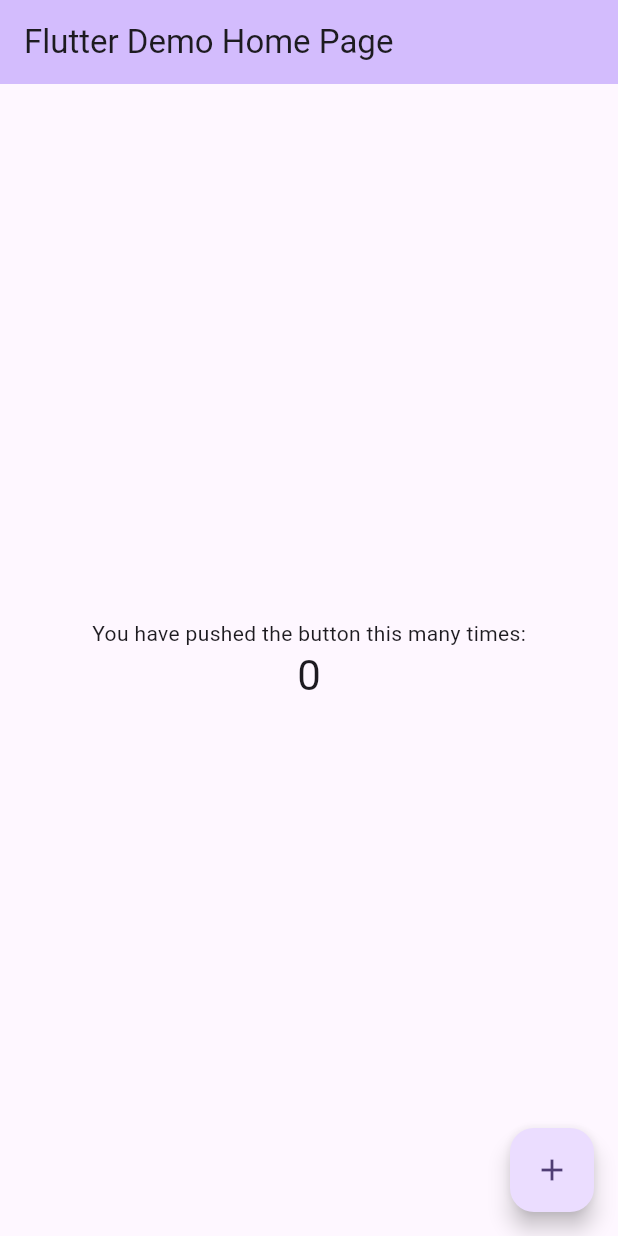
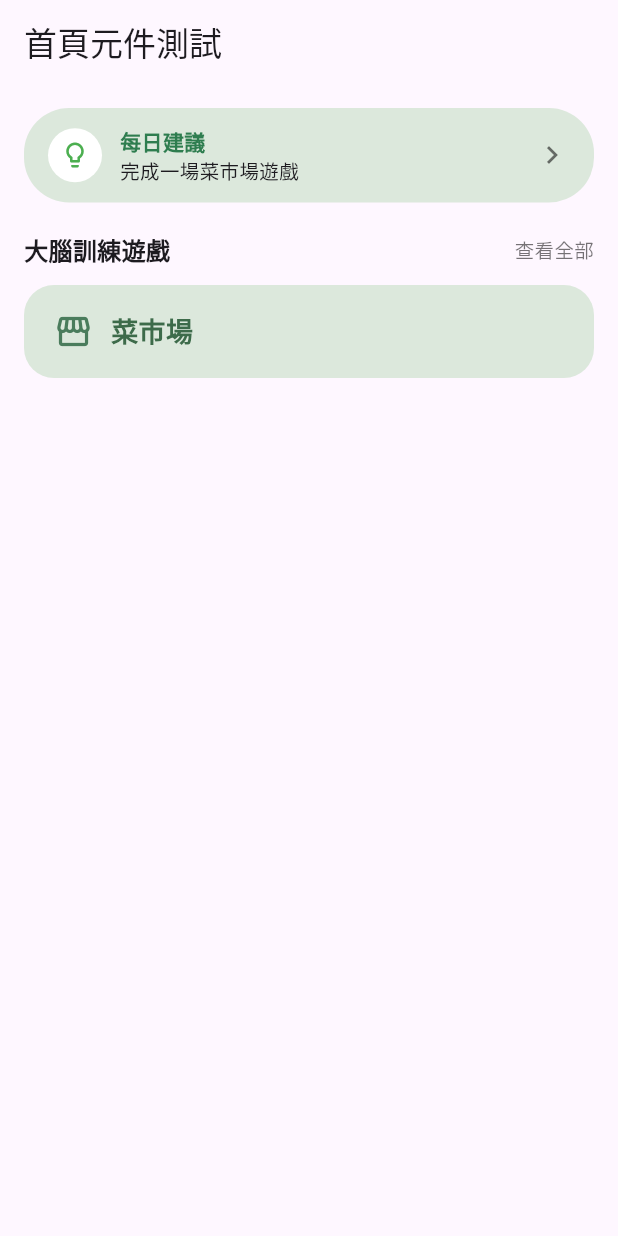
Before and after one commit to LightMemory-Team/LightMemory-frontend, a Flutter app: the screen it shows after launch, on a phone screen of 412 x 824 dp. Run offline on Flutter 3.47's test engine with Material 3 defaults, Android fonts, the phone set to English and light mode, and no system bars.

Commit message:
新增首頁：每日建議卡片、遊戲卡片元件與測試頁面

```diff
--- /dev/null
+++ b/lib/features/home/pages/home_page_test.dart
@@ -0,0 +1,42 @@
+import 'package:flutter/material.dart';
+import '../widgets/daily_suggestion_card.dart';
+import '../widgets/game_card.dart';
+
+class HomePageTest extends StatelessWidget {
+  const HomePageTest({super.key});
+
+  @override
+  Widget build(BuildContext context) {
+    final suggestion = DailySuggestion(
+      text: '完成一場菜市場遊戲',
+      actionRoute: 'game_market_sort',
+    );
+    final game = Game(id: 'market_sort', title: '菜市場');
+
+    return Scaffold(
+      appBar: AppBar(title: const Text('首頁元件測試')),
+      body: Padding(
+        padding: const EdgeInsets.all(16),
+        child: Column(
+          crossAxisAlignment: CrossAxisAlignment.start,
+          children: [
+            DailySuggestionCard(suggestion: suggestion),
+            const SizedBox(height: 20),
+            Row(
+              mainAxisAlignment: MainAxisAlignment.spaceBetween,
+              children: const [
+                Text(
+                  '大腦訓練遊戲',
+                  style: TextStyle(fontSize: 16, fontWeight: FontWeight.bold),
+                ),
+                Text('查看全部', style: TextStyle(fontSize: 13, color: Colors.black54)),
+              ],
+            ),
+            const SizedBox(height: 12),
+            GameCard(game: game),
+          ],
+        ),
+      ),
+    );
+  }
+}
--- /dev/null
+++ b/lib/features/home/widgets/daily_suggestion_card.dart
@@ -0,0 +1,76 @@
+import 'package:flutter/material.dart';
+
+class DailySuggestion {
+  final String text;
+  final String actionRoute;
+
+  DailySuggestion({
+    required this.text,
+    required this.actionRoute,
+  });
+}
+
+class DailySuggestionCard extends StatefulWidget {
+  final DailySuggestion suggestion;
+
+  const DailySuggestionCard({super.key, required this.suggestion});
+
+  @override
+  State<DailySuggestionCard> createState() => _DailySuggestionCardState();
+}
+
+class _DailySuggestionCardState extends State<DailySuggestionCard> {
+  bool _isPressed = false;
+
+  @override
+  Widget build(BuildContext context) {
+    return GestureDetector(
+      onTapDown: (_) => setState(() => _isPressed = true),
+      onTapUp: (_) => setState(() => _isPressed = false),
+      onTapCancel: () => setState(() => _isPressed = false),
+      onTap: () {
+        // TODO: 導頁
+      },
+      child: AnimatedContainer(
+        duration: const Duration(milliseconds: 100),
+        padding: const EdgeInsets.symmetric(horizontal: 16, vertical: 12),
+        decoration: BoxDecoration(
+          color: _isPressed
+              ? const Color(0xFFC3D8C5)
+              : const Color(0xFFDCE8DC),
+          borderRadius: BorderRadius.circular(30),
+        ),
+        child: Row(
+          children: [
+            Container(
+              padding: const EdgeInsets.all(8),
+              decoration: const BoxDecoration(
+                color: Colors.white,
+                shape: BoxShape.circle,
+              ),
+              child: const Icon(Icons.lightbulb_outline, color: Colors.green, size: 20),
+            ),
+            const SizedBox(width: 12),
+            Expanded(
+              child: Column(
+                crossAxisAlignment: CrossAxisAlignment.start,
+                children: [
+                  const Text(
+                    '每日建議',
+                    style: TextStyle(
+                      fontWeight: FontWeight.bold,
+                      fontSize: 14,
+                      color: Color(0xFF2E7D4F),
+                    ),
+                  ),
+                  Text(widget.suggestion.text, style: const TextStyle(fontSize: 13)),
+                ],
+              ),
+            ),
+            const Icon(Icons.chevron_right, color: Colors.black54),
+          ],
+        ),
+      ),
+    );
+  }
+}
--- /dev/null
+++ b/lib/features/home/widgets/game_card.dart
@@ -0,0 +1,61 @@
+import 'package:flutter/material.dart';
+
+class Game {
+  final String id;
+  final String title;
+
+  Game({
+    required this.id,
+    required this.title,
+  });
+}
+
+class GameCard extends StatefulWidget {
+  final Game game;
+
+  const GameCard({super.key, required this.game});
+
+  @override
+  State<GameCard> createState() => _GameCardState();
+}
+
+class _GameCardState extends State<GameCard> {
+  bool _isPressed = false;
+
+  @override
+  Widget build(BuildContext context) {
+    return GestureDetector(
+      onTapDown: (_) => setState(() => _isPressed = true),
+      onTapUp: (_) => setState(() => _isPressed = false),
+      onTapCancel: () => setState(() => _isPressed = false),
+      onTap: () {
+        // TODO: 導頁
+      },
+      child: AnimatedContainer(
+        duration: const Duration(milliseconds: 100),
+        width: double.infinity,
+        padding: const EdgeInsets.symmetric(horizontal: 20, vertical: 18),
+        decoration: BoxDecoration(
+          color: _isPressed
+              ? const Color(0xFFC3D8C5) // 按下去的深色
+              : const Color(0xFFDCE8DC), // 原本的淺色
+          borderRadius: BorderRadius.circular(20),
+        ),
+        child: Row(
+          children: [
+            const Icon(Icons.storefront, color: Color(0xFF4A7C5C), size: 26),
+            const SizedBox(width: 12),
+            Text(
+              widget.game.title,
+              style: const TextStyle(
+                color: Color(0xFF3D6B4A),
+                fontSize: 18,
+                fontWeight: FontWeight.bold,
+              ),
+            ),
+          ],
+        ),
+      ),
+    );
+  }
+}
--- a/lib/main.dart
+++ b/lib/main.dart
@@ -1,4 +1,5 @@
 import 'package:flutter/material.dart';
+import 'features/home/pages/home_page_test.dart';
 
 void main() {
   runApp(const MyApp());
@@ -30,7 +31,8 @@ class MyApp extends StatelessWidget {
         // tested with just a hot reload.
         colorScheme: .fromSeed(seedColor: Colors.deepPurple),
       ),
-      home: const MyHomePage(title: 'Flutter Demo Home Page'),
+      //home: const MyHomePage(title: 'Flutter Demo Home Page'),
+      home: const HomePageTest(),
     );
   }
 }
```
